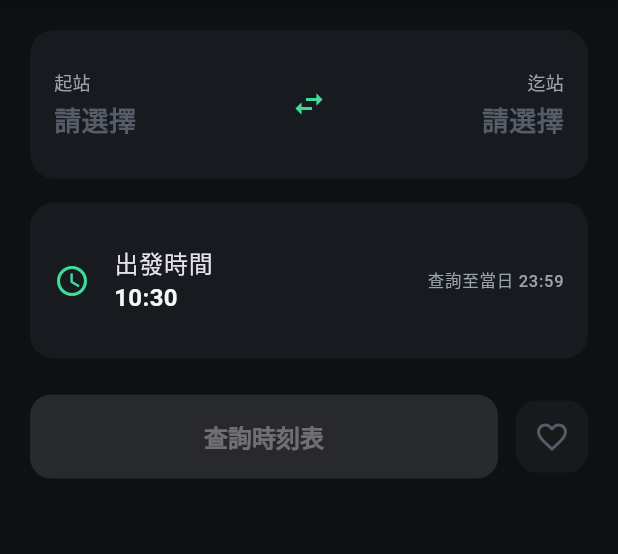
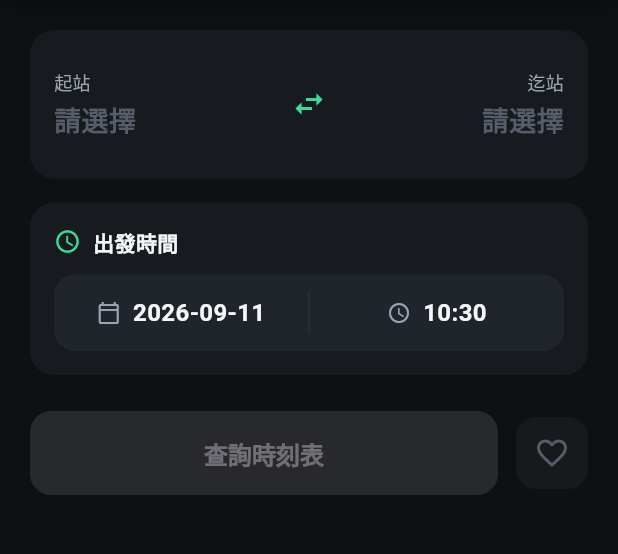
Before and after one commit to Nimiaoder/taiwan_transit, a Flutter app: the TraSearchScreen screen opened directly, on a phone screen of 412 x 824 dp, the part 84-638 px from its top. Run offline on Flutter 3.47's test engine with Material 3 defaults, Android fonts, the phone set to English and light mode, and no system bars; our stand-ins replace geolocator, package_info_plus, sqflite; accounts and stored records are empty; network calls fail.

Commit message:
出發時間增加 日期選擇(雖然沒啥用)

```diff
--- a/lib/screens/train/tra_search_screen.dart
+++ b/lib/screens/train/tra_search_screen.dart
@@ -6,6 +6,7 @@ import '../../core/train/tra_stations.dart';
 import '../../models/train/tra_models.dart';
 import '../../services/search_history_service.dart';
 import '../../widgets/app_top_bar.dart';
+import '../../widgets/date_picker_sheet.dart';
 import '../../widgets/train/region_station_picker_sheet.dart';
 import '../../widgets/wheel_time_picker.dart';
 import 'tra_results_screen.dart';
@@ -33,6 +34,7 @@ class _TraSearchScreenState extends State<TraSearchScreen> {
   TraStation? _origin;
   TraStation? _destination;
 
+  late DateTime _startDate; // 出發日期（預設今天）
   late TimeOfDay _startTime;
 
   List<SearchRecord> _favorites = [];
@@ -42,6 +44,8 @@ class _TraSearchScreenState extends State<TraSearchScreen> {
   @override
   void initState() {
     super.initState();
+    final now = DateTime.now();
+    _startDate = DateTime(now.year, now.month, now.day);
     _startTime = TimeOfDay.now();
     _stations = TraStations.all
         .map((s) => TraStation(
@@ -136,6 +140,16 @@ class _TraSearchScreenState extends State<TraSearchScreen> {
     _refreshFavoriteState();
   }
 
+  Future<void> _pickDepartureDate() async {
+    final picked = await showDeparturePickerDateSheet(
+      context: context,
+      initialDate: _startDate,
+    );
+    if (picked != null) {
+      setState(() => _startDate = DateTime(picked.year, picked.month, picked.day));
+    }
+  }
+
   Future<void> _pickDepartureTime() async {
     await showDepartureTimePickerSheet(
       context: context,
@@ -146,6 +160,10 @@ class _TraSearchScreenState extends State<TraSearchScreen> {
 
   String _formatTimeOfDay(TimeOfDay t) =>
       '${t.hour.toString().padLeft(2, '0')}:${t.minute.toString().padLeft(2, '0')}';
+
+  /// API 需要的日期字串格式（yyyy-MM-dd）
+  String _formatDate(DateTime d) =>
+      '${d.year.toString().padLeft(4, '0')}-${d.month.toString().padLeft(2, '0')}-${d.day.toString().padLeft(2, '0')}';
 
   bool get _canQuery =>
       _origin != null &&
@@ -171,6 +189,7 @@ class _TraSearchScreenState extends State<TraSearchScreen> {
         builder: (_) => TraResultsScreen(
           origin: _origin!,
           destination: _destination!,
+          queryDate: _startDate,
           startTime: _startTime,
           endTime: const TimeOfDay(hour: 23, minute: 59),
         ),
@@ -390,22 +409,60 @@ class _TraSearchScreenState extends State<TraSearchScreen> {
     );
   }
 
+  /// 出發時間卡片：日期與時間放在「同一個輸入框」中，中間用直線分隔，
+  /// 左右各佔一半，點左半選日期、點右半選時間。
   Widget _buildTimeCard() {
     return Card(
-      child: ListTile(
-        contentPadding: const EdgeInsets.all(16),
-        leading: const Icon(Icons.schedule, color: AppColors.primary),
-        title: const Text('出發時間'),
-        subtitle: Text(
-          _formatTimeOfDay(_startTime),
-          style: const TextStyle(
-              fontSize: 16,
-              fontWeight: FontWeight.w700,
-              color: AppColors.textPrimary),
+      child: Padding(
+        padding: const EdgeInsets.all(16),
+        child: Column(
+          crossAxisAlignment: CrossAxisAlignment.start,
+          children: [
+            Row(
+              children: const [
+                Icon(Icons.schedule, size: 18, color: AppColors.primary),
+                SizedBox(width: 8),
+                Text('出發時間',
+                    style: TextStyle(
+                        fontSize: 14, fontWeight: FontWeight.w600)),
+              ],
+            ),
+            const SizedBox(height: 12),
+            Container(
+              decoration: BoxDecoration(
+                color: AppColors.surfaceVariant,
+                borderRadius: BorderRadius.circular(14),
+              ),
+              child: Row(
+                children: [
+                  Expanded(
+                    child: _DepartureSegment(
+                      icon: Icons.calendar_today_outlined,
+                      value: _formatDate(_startDate),
+                      onTap: _pickDepartureDate,
+                      borderRadius: const BorderRadius.horizontal(
+                          left: Radius.circular(14)),
+                    ),
+                  ),
+                  Container(
+                    width: 1,
+                    height: 28,
+                    color: AppColors.divider,
+                  ),
+                  Expanded(
+                    child: _DepartureSegment(
+                      icon: Icons.access_time,
+                      value: _formatTimeOfDay(_startTime),
+                      onTap: _pickDepartureTime,
+                      borderRadius: const BorderRadius.horizontal(
+                          right: Radius.circular(14)),
+                    ),
+                  ),
+                ],
+              ),
+            ),
+          ],
         ),
-        trailing: const Text('查詢至當日 23:59',
-            style: TextStyle(fontSize: 11, color: AppColors.textSecondary)),
-        onTap: _pickDepartureTime,
       ),
     );
   }
@@ -540,3 +597,47 @@ class _StationField extends StatelessWidget {
     );
   }
 }
+
+/// 出發時間輸入框中的單一半邊（日期 / 時間）
+class _DepartureSegment extends StatelessWidget {
+  final IconData icon;
+  final String value;
+  final VoidCallback onTap;
+  final BorderRadius borderRadius;
+
+  const _DepartureSegment({
+    required this.icon,
+    required this.value,
+    required this.onTap,
+    required this.borderRadius,
+  });
+
+  @override
+  Widget build(BuildContext context) {
+    return InkWell(
+      onTap: onTap,
+      borderRadius: borderRadius,
+      child: Padding(
+        padding: const EdgeInsets.symmetric(vertical: 14, horizontal: 12),
+        child: Row(
+          mainAxisAlignment: MainAxisAlignment.center,
+          children: [
+            Icon(icon, size: 16, color: AppColors.textSecondary),
+            const SizedBox(width: 8),
+            Flexible(
+              child: Text(
+                value,
+                overflow: TextOverflow.ellipsis,
+                style: const TextStyle(
+                  fontSize: 16,
+                  fontWeight: FontWeight.w700,
+                  color: AppColors.textPrimary,
+                ),
+              ),
+            ),
+          ],
+        ),
+      ),
+    );
+  }
+}
--- a/lib/widgets/wheel_time_picker.dart
+++ b/lib/widgets/wheel_time_picker.dart
@@ -149,11 +149,6 @@ Future<void> showDepartureTimePickerSheet({
                     '選擇出發時間',
                     style: TextStyle(fontSize: 18, fontWeight: FontWeight.w700),
                   ),
-                  const SizedBox(height: 4),
-                  const Text(
-                    '將列出從此時間到當日 23:59 從起站發車的班次',
-                    style: TextStyle(fontSize: 12, color: AppColors.textSecondary),
-                  ),
                   const SizedBox(height: 16),
                   WheelTimePicker(
                     initialTime: time,
--- a/pubspec.yaml
+++ b/pubspec.yaml
@@ -13,7 +13,7 @@ dependencies:
   # 用於呼叫 TDX 運輸資料流通服務平臺 API
   http: ^1.2.2
   # 日期時間格式化 / 剖析
-  intl: ^0.19.0
+  intl: ^0.20.3
   # 取得裝置定位（用於自動帶入最近車站）
   geolocator: ^13.0.1
   # 本機 SQLite（歷史查詢與常用路線，離線不需網路）
```
Also changed, not shown: lib/screens/train/tra_results_screen.dart (+21 -2 lines), lib/screens/train/tra_train_detail_screen.dart (+13 -1 lines), lib/widgets/date_picker_sheet.dart (added, +274 -0 lines), pubspec.lock.
